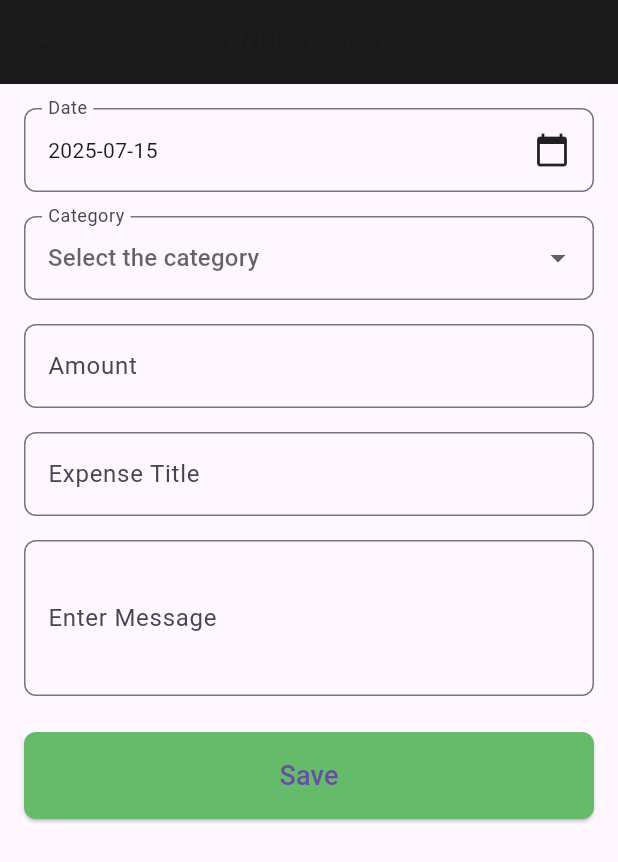
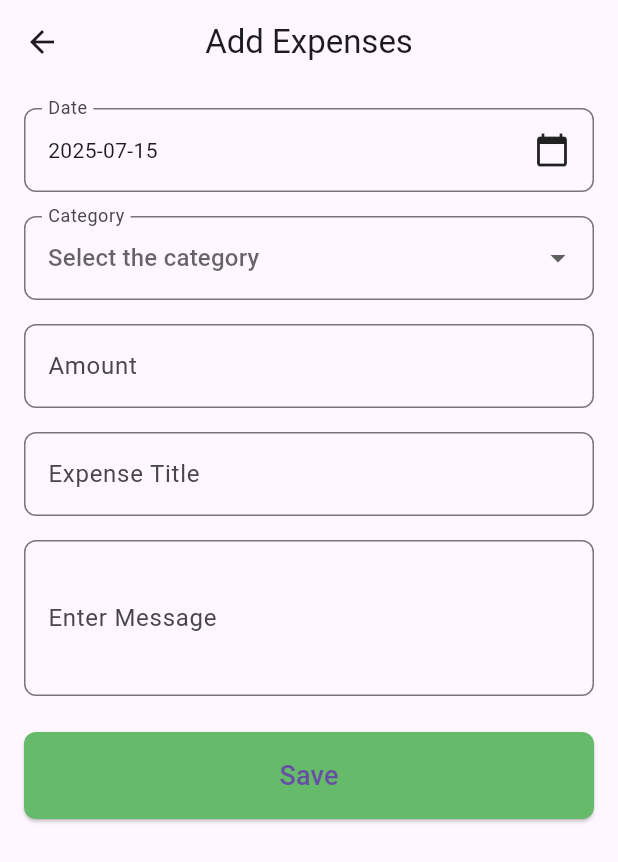
Before and after one commit to Sairoxs123/myapp, a Flutter app: the AddTransactionScreen screen opened directly with empty values, on a phone screen of 412 x 824 dp. Shown: the top 862 px of the screen. Run offline on Flutter 3.47's test engine with Material 3 defaults, Android fonts, the light colour scheme and no system bars; our stand-ins replace firebase_auth, firebase_core, flutter_svg, google_fonts; accounts and stored records are empty.

Commit message:
removing back bg from add transaction_screen for the app bar

```diff
--- a/lib/screens/add_transaction_screen.dart
+++ b/lib/screens/add_transaction_screen.dart
@@ -69,7 +69,6 @@ class _AddTransactionScreenState extends State<AddTransactionScreen> {
         ),
         title: const Text('Add Expenses'),
         centerTitle: true,
-        backgroundColor: const Color(0xFF1A1A1A),
       ),
       body: Padding(
         padding: const EdgeInsets.all(16.0),
```
